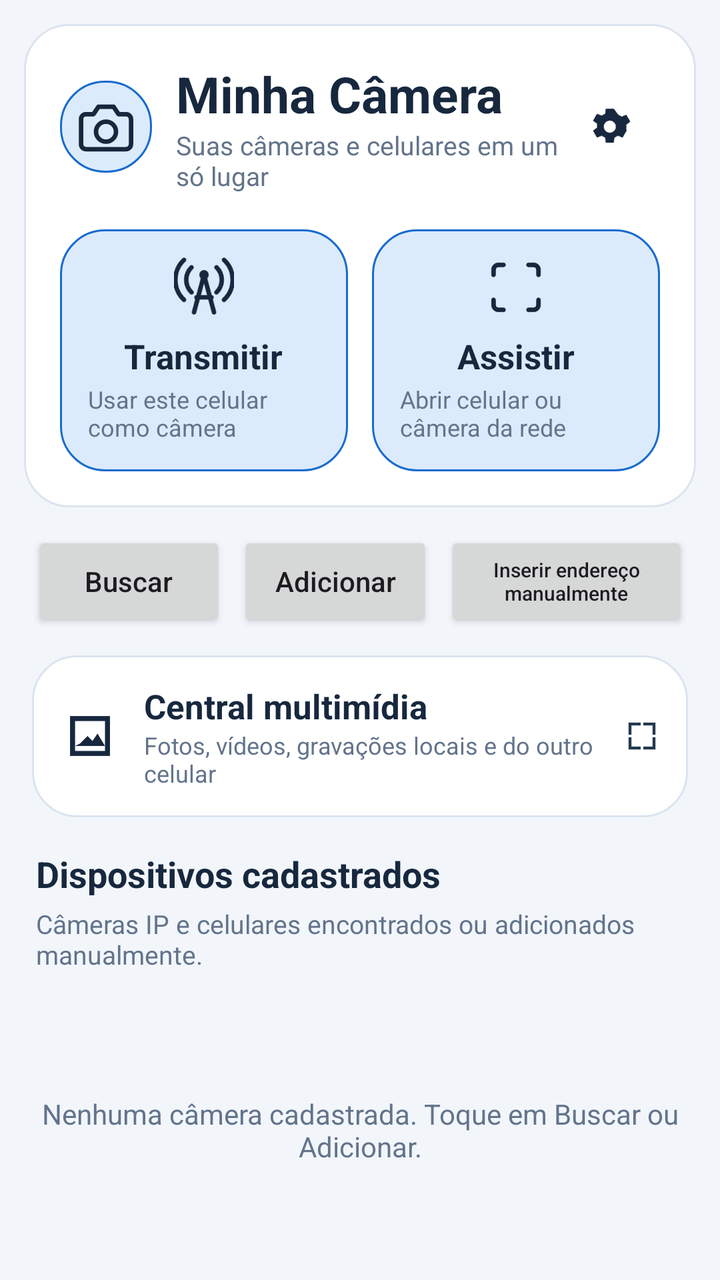
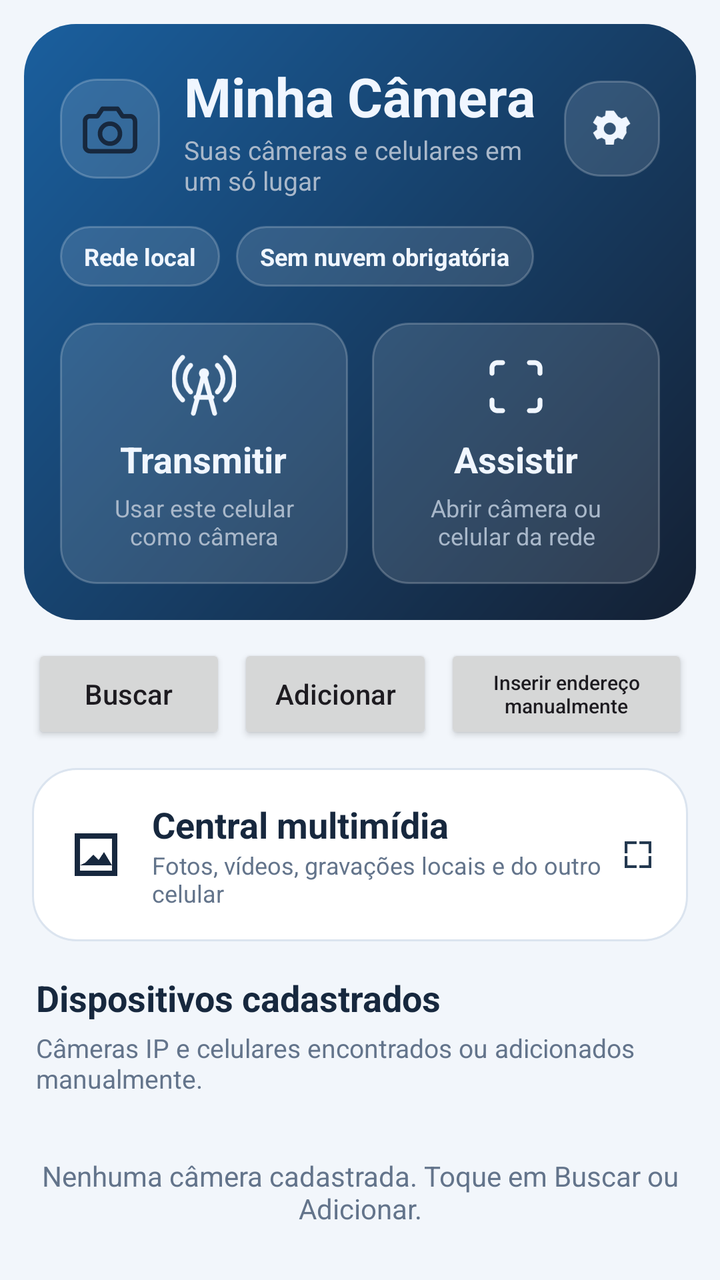

An Android layout rendered at two revisions. The XML below is the earlier revision; the diff shows what the commit changed to produce the second picture.
<!-- AndroidManifest.xml: application theme Theme.MinhaCamera -->
<!-- res/layout/activity_main.xml -->
<?xml version="1.0" encoding="utf-8"?>
<LinearLayout xmlns:android="http://schemas.android.com/apk/res/android" android:layout_width="match_parent" android:layout_height="match_parent" android:orientation="vertical" android:background="@color/app_background">
  <LinearLayout android:layout_width="match_parent" android:layout_height="wrap_content" android:orientation="vertical" android:padding="18dp" android:layout_margin="12dp" android:background="@drawable/bg_ui_card">
    <LinearLayout android:layout_width="match_parent" android:layout_height="wrap_content" android:gravity="center_vertical" android:orientation="horizontal">
      <ImageView android:layout_width="46dp" android:layout_height="46dp" android:padding="8dp" android:src="@drawable/ic_ui_camera" android:background="@drawable/bg_ui_selected" android:contentDescription="@null"/>
      <LinearLayout android:layout_width="0dp" android:layout_height="wrap_content" android:layout_weight="1" android:layout_marginStart="12dp" android:orientation="vertical">
        <TextView android:layout_width="wrap_content" android:layout_height="wrap_content" android:text="@string/app_name" android:textSize="25sp" android:textStyle="bold" android:textColor="@color/app_text"/>
        <TextView android:layout_width="wrap_content" android:layout_height="wrap_content" android:text="@string/home_tagline" android:textSize="13sp" android:textColor="@color/ui_muted"/>
      </LinearLayout>
      <ImageView android:id="@+id/mainMore" android:layout_width="48dp" android:layout_height="48dp" android:padding="12dp" android:src="@drawable/ic_ui_settings" android:clickable="true" android:focusable="true" android:contentDescription="@string/home_settings"/>
    </LinearLayout>
    <LinearLayout android:layout_width="match_parent" android:layout_height="wrap_content" android:layout_marginTop="18dp" android:orientation="horizontal" android:weightSum="2">
      <LinearLayout android:id="@+id/roleTransmit" android:layout_width="0dp" android:layout_weight="1" android:layout_height="wrap_content" android:minHeight="98dp" android:padding="14dp" android:gravity="center" android:orientation="vertical" android:background="@drawable/bg_ui_selected" android:clickable="true" android:focusable="true" android:layout_marginEnd="6dp">
        <ImageView android:layout_width="30dp" android:layout_height="30dp" android:src="@drawable/ic_ui_tower" android:contentDescription="@null"/>
        <TextView android:layout_width="wrap_content" android:layout_height="wrap_content" android:text="@string/home_transmit" android:textStyle="bold" android:textColor="@color/app_text" android:textSize="17sp" android:layout_marginTop="8dp"/>
        <TextView android:layout_width="wrap_content" android:layout_height="wrap_content" android:text="Usar este celular como câmera" android:textColor="@color/ui_muted" android:textSize="12sp" android:layout_marginTop="2dp"/>
      </LinearLayout>
      <LinearLayout android:id="@+id/roleAssistir" android:layout_width="0dp" android:layout_weight="1" android:layout_height="wrap_content" android:minHeight="98dp" android:padding="14dp" android:gravity="center" android:orientation="vertical" android:background="@drawable/bg_ui_selected" android:clickable="true" android:focusable="true" android:layout_marginStart="6dp">
        <ImageView android:layout_width="30dp" android:layout_height="30dp" android:src="@drawable/ic_ui_scan" android:contentDescription="@null"/>
        <TextView android:layout_width="wrap_content" android:layout_height="wrap_content" android:text="@string/home_watch" android:textStyle="bold" android:textColor="@color/app_text" android:textSize="17sp" android:layout_marginTop="8dp"/>
        <TextView android:layout_width="wrap_content" android:layout_height="wrap_content" android:text="Abrir celular ou câmera da rede" android:textColor="@color/ui_muted" android:textSize="12sp" android:layout_marginTop="2dp"/>
      </LinearLayout>
    </LinearLayout>
  </LinearLayout>
  <LinearLayout android:layout_width="match_parent" android:layout_height="wrap_content" android:paddingHorizontal="16dp" android:orientation="horizontal" android:gravity="center_vertical">
    <Button android:id="@+id/mainScan" android:layout_width="0dp" android:layout_weight="1" android:layout_height="50dp" android:text="@string/ui_search" android:textAllCaps="false"/>
    <Button android:id="@+id/mainAdd" android:layout_width="0dp" android:layout_weight="1" android:layout_height="50dp" android:layout_marginStart="6dp" android:text="@string/ui_add" android:textAllCaps="false"/>
    <Button android:id="@+id/phoneManual" android:layout_width="0dp" android:layout_weight="1.25" android:layout_height="50dp" android:layout_marginStart="6dp" android:text="@string/ui_manual_link" android:textSize="10sp" android:textAllCaps="false"/>
  </LinearLayout>
  <LinearLayout android:layout_width="match_parent" android:layout_height="wrap_content" android:gravity="center_vertical" android:layout_marginHorizontal="16dp" android:layout_marginTop="12dp" android:padding="14dp" android:background="@drawable/bg_ui_card" android:orientation="horizontal" android:id="@+id/mainMedia">
    <ImageView android:layout_width="30dp" android:layout_height="30dp" android:src="@drawable/ic_ui_gallery" android:contentDescription="@null"/>
    <LinearLayout android:layout_width="0dp" android:layout_height="wrap_content" android:layout_weight="1" android:layout_marginStart="12dp" android:orientation="vertical">
      <TextView android:layout_width="wrap_content" android:layout_height="wrap_content" android:text="@string/home_multimedia" android:textColor="@color/app_text" android:textStyle="bold" android:textSize="17sp"/>
      <TextView android:layout_width="wrap_content" android:layout_height="wrap_content" android:text="Fotos, vídeos, gravações locais e do outro celular" android:textColor="@color/ui_muted" android:textSize="12sp"/>
    </LinearLayout>
    <ImageView android:layout_width="18dp" android:layout_height="18dp" android:src="@drawable/ic_ui_expand" android:contentDescription="@null"/>
  </LinearLayout>
  <TextView android:layout_width="match_parent" android:layout_height="wrap_content" android:layout_marginStart="18dp" android:layout_marginTop="16dp" android:layout_marginBottom="4dp" android:text="@string/home_all" android:textSize="18sp" android:textStyle="bold" android:textColor="@color/app_text"/>
  <TextView android:layout_width="match_parent" android:layout_height="wrap_content" android:layout_marginStart="18dp" android:layout_marginEnd="18dp" android:layout_marginBottom="4dp" android:text="Câmeras IP e celulares encontrados ou adicionados manualmente." android:textSize="13sp" android:textColor="@color/ui_muted"/>
  <FrameLayout android:layout_width="match_parent" android:layout_height="0dp" android:layout_weight="1">
    <ListView android:id="@+id/list" android:layout_width="match_parent" android:layout_height="match_parent" android:divider="@android:color/transparent" android:dividerHeight="2dp" android:paddingBottom="24dp" android:clipToPadding="false"/>
    <TextView android:id="@+id/empty" android:layout_width="match_parent" android:layout_height="wrap_content" android:layout_gravity="center" android:padding="20dp" android:gravity="center" android:text="@string/ui_empty_cameras" android:textColor="@color/ui_muted"/>
  </FrameLayout>
</LinearLayout>
<!-- resources referenced by this layout -->
<resources>
  <color name="app_background">#F2F6FB</color>
  <color name="app_text">#17283E</color>
  <color name="ui_muted">#63748B</color>
  <!-- drawable bg_ui_card (drawable) -->
  <?xml version="1.0" encoding="utf-8"?>
  <shape xmlns:android="http://schemas.android.com/apk/res/android" android:shape="rectangle">
      <solid android:color="@color/app_surface"/><corners android:radius="22dp"/>
      <stroke android:width="1dp" android:color="@color/app_outline"/>
  </shape>
  <!-- drawable bg_ui_selected (drawable) -->
  <?xml version="1.0" encoding="utf-8"?>
  <shape xmlns:android="http://schemas.android.com/apk/res/android" android:shape="rectangle">
      <solid android:color="@color/ui_selected"/><corners android:radius="22dp"/>
      <stroke android:width="1dp" android:color="@color/brand_primary"/>
  </shape>
  <!-- drawable ic_ui_camera (drawable) -->
  <?xml version="1.0" encoding="utf-8"?>
  <vector xmlns:android="http://schemas.android.com/apk/res/android" android:width="24dp" android:height="24dp" android:viewportWidth="24" android:viewportHeight="24">
      <path android:fillColor="@android:color/transparent" android:strokeColor="@color/app_text" android:strokeWidth="1.8" android:strokeLineCap="round" android:strokeLineJoin="round" android:pathData="M4 7h3l2 -3h6l2 3h3a2 2 0 0 1 2 2v10a2 2 0 0 1 -2 2H4a2 2 0 0 1 -2 -2V9a2 2 0 0 1 2 -2z M12 10a4 4 0 1 0 0 8a4 4 0 1 0 0 -8" />
  </vector>
  <!-- drawable ic_ui_expand (drawable) -->
  <vector xmlns:android="http://schemas.android.com/apk/res/android" android:width="24dp" android:height="24dp" android:viewportWidth="24" android:viewportHeight="24">
    <path android:fillColor="#23384F" android:pathData="M3,3h8v2H5v6H3zM13,3h8v8h-2V5h-6zM3,13h2v6h6v2H3zM19,13h2v8h-8v-2h6z"/>
  </vector>
  <!-- drawable ic_ui_gallery (drawable) -->
  <vector xmlns:android="http://schemas.android.com/apk/res/android" android:width="24dp" android:height="24dp" android:viewportWidth="24" android:viewportHeight="24"><path android:fillColor="@color/app_text" android:pathData="M4,4h16v16H4zM6,6v12h12V6zM8,15l3,-3l2,2l2,-3l3,5H6z"/></vector>
  <!-- drawable ic_ui_scan (drawable) -->
  <?xml version="1.0" encoding="utf-8"?>
  <vector xmlns:android="http://schemas.android.com/apk/res/android" android:width="24dp" android:height="24dp" android:viewportWidth="24" android:viewportHeight="24">
      <path android:fillColor="@android:color/transparent" android:strokeColor="@color/app_text" android:strokeWidth="1.8" android:strokeLineCap="round" android:strokeLineJoin="round" android:pathData="M7 3H5a2 2 0 0 0 -2 2v2 M17 3h2a2 2 0 0 1 2 2v2 M21 17v2a2 2 0 0 1 -2 2h-2 M3 17v2a2 2 0 0 0 2 2h2" />
  </vector>
  <string name="app_name">Minha Câmera</string>
  <string name="home_all">Dispositivos cadastrados</string>
  <string name="home_multimedia">Central multimídia</string>
  <string name="home_settings">Configurações</string>
  <string name="home_tagline">Suas câmeras e celulares em um só lugar</string>
  <string name="home_transmit">Transmitir</string>
  <string name="home_watch">Assistir</string>
  <string name="ui_add">Adicionar</string>
  <string name="ui_empty_cameras">Nenhuma câmera cadastrada. Toque em Buscar ou Adicionar.</string>
  <string name="ui_manual_link">Inserir endereço manualmente</string>
  <string name="ui_search">Buscar</string>
  <color name="app_surface">#FFFFFF</color>
  <color name="app_outline">#DBE4EF</color>
  <color name="ui_selected">#DCEBFB</color>
  <color name="brand_primary">#176BCE</color>
  <color name="brand_on_primary">#FFFFFF</color>
  <color name="brand_secondary">#007F8B</color>
  <!-- unchanged entries left out for length: 3 -->
</resources>

<!-- the commit's change to res/layout/activity_main.xml (unified diff, before → after) -->
@@ -1,44 +1,115 @@
 <?xml version="1.0" encoding="utf-8"?>
-<LinearLayout xmlns:android="http://schemas.android.com/apk/res/android" android:layout_width="match_parent" android:layout_height="match_parent" android:orientation="vertical" android:background="@color/app_background">
-  <LinearLayout android:layout_width="match_parent" android:layout_height="wrap_content" android:orientation="vertical" android:padding="18dp" android:layout_margin="12dp" android:background="@drawable/bg_ui_card">
-    <LinearLayout android:layout_width="match_parent" android:layout_height="wrap_content" android:gravity="center_vertical" android:orientation="horizontal">
-      <ImageView android:layout_width="46dp" android:layout_height="46dp" android:padding="8dp" android:src="@drawable/ic_ui_camera" android:background="@drawable/bg_ui_selected" android:contentDescription="@null"/>
-      <LinearLayout android:layout_width="0dp" android:layout_height="wrap_content" android:layout_weight="1" android:layout_marginStart="12dp" android:orientation="vertical">
-        <TextView android:layout_width="wrap_content" android:layout_height="wrap_content" android:text="@string/app_name" android:textSize="25sp" android:textStyle="bold" android:textColor="@color/app_text"/>
-        <TextView android:layout_width="wrap_content" android:layout_height="wrap_content" android:text="@string/home_tagline" android:textSize="13sp" android:textColor="@color/ui_muted"/>
+<LinearLayout xmlns:android="http://schemas.android.com/apk/res/android"
+    android:layout_width="match_parent" android:layout_height="match_parent"
+    android:orientation="vertical" android:background="@color/app_background">
+
+  <LinearLayout
+      android:layout_width="match_parent" android:layout_height="wrap_content"
+      android:orientation="vertical" android:padding="18dp" android:layout_margin="12dp"
+      android:background="@drawable/bg_ui_hero">
+    <LinearLayout android:layout_width="match_parent" android:layout_height="wrap_content"
+        android:gravity="center_vertical" android:orientation="horizontal">
+      <ImageView android:layout_width="50dp" android:layout_height="50dp" android:padding="10dp"
+          android:src="@drawable/ic_ui_camera" android:background="@drawable/bg_ui_chip_light"
+          android:contentDescription="@null"/>
+      <LinearLayout android:layout_width="0dp" android:layout_height="wrap_content"
+          android:layout_weight="1" android:layout_marginStart="12dp" android:orientation="vertical">
+        <TextView android:layout_width="wrap_content" android:layout_height="wrap_content"
+            android:text="@string/app_name" android:textSize="27sp" android:textStyle="bold"
+            android:textColor="@color/player_text"/>
+        <TextView android:layout_width="wrap_content" android:layout_height="wrap_content"
+            android:text="Suas câmeras e celulares em um só lugar"
+            android:textSize="13sp" android:textColor="@color/player_muted"/>
       </LinearLayout>
-      <ImageView android:id="@+id/mainMore" android:layout_width="48dp" android:layout_height="48dp" android:padding="12dp" android:src="@drawable/ic_ui_settings" android:clickable="true" android:focusable="true" android:contentDescription="@string/home_settings"/>
+      <ImageView android:id="@+id/mainMore" android:layout_width="48dp" android:layout_height="48dp"
+          android:padding="12dp" android:src="@drawable/ic_ui_settings" android:tint="@color/player_text"
+          android:background="@drawable/bg_ui_chip_light" android:clickable="true" android:focusable="true"
+          android:contentDescription="@string/home_settings"/>
     </LinearLayout>
-    <LinearLayout android:layout_width="match_parent" android:layout_height="wrap_content" android:layout_marginTop="18dp" android:orientation="horizontal" android:weightSum="2">
-      <LinearLayout android:id="@+id/roleTransmit" android:layout_width="0dp" android:layout_weight="1" android:layout_height="wrap_content" android:minHeight="98dp" android:padding="14dp" android:gravity="center" android:orientation="vertical" android:background="@drawable/bg_ui_selected" android:clickable="true" android:focusable="true" android:layout_marginEnd="6dp">
-        <ImageView android:layout_width="30dp" android:layout_height="30dp" android:src="@drawable/ic_ui_tower" android:contentDescription="@null"/>
-        <TextView android:layout_width="wrap_content" android:layout_height="wrap_content" android:text="@string/home_transmit" android:textStyle="bold" android:textColor="@color/app_text" android:textSize="17sp" android:layout_marginTop="8dp"/>
-        <TextView android:layout_width="wrap_content" android:layout_height="wrap_content" android:text="Usar este celular como câmera" android:textColor="@color/ui_muted" android:textSize="12sp" android:layout_marginTop="2dp"/>
+
+    <LinearLayout android:layout_width="match_parent" android:layout_height="wrap_content"
+        android:layout_marginTop="14dp" android:orientation="horizontal">
+      <TextView android:layout_width="wrap_content" android:layout_height="wrap_content"
+          android:text="Rede local" android:textColor="@color/player_text" android:textStyle="bold"
+          android:textSize="12sp" android:background="@drawable/bg_ui_chip_light"
+          android:paddingStart="12dp" android:paddingEnd="12dp" android:paddingTop="7dp" android:paddingBottom="7dp"/>
+      <TextView android:layout_width="wrap_content" android:layout_height="wrap_content"
+          android:layout_marginStart="8dp" android:text="Sem nuvem obrigatória"
+          android:textColor="@color/player_text" android:textStyle="bold" android:textSize="12sp"
+          android:background="@drawable/bg_ui_chip_light"
+          android:paddingStart="12dp" android:paddingEnd="12dp" android:paddingTop="7dp" android:paddingBottom="7dp"/>
+    </LinearLayout>
+
+    <LinearLayout android:layout_width="match_parent" android:layout_height="wrap_content"
+        android:layout_marginTop="18dp" android:orientation="horizontal" android:weightSum="2">
+      <LinearLayout android:id="@+id/roleTransmit" android:layout_width="0dp" android:layout_weight="1"
+          android:layout_height="wrap_content" android:minHeight="118dp" android:padding="16dp"
+          android:gravity="center" android:orientation="vertical" android:background="@drawable/bg_ui_chip_light"
+          android:clickable="true" android:focusable="true" android:layout_marginEnd="6dp">
+        <ImageView android:layout_width="32dp" android:layout_height="32dp" android:src="@drawable/ic_ui_tower"
+            android:tint="@color/player_text" android:contentDescription="@null"/>
+        <TextView android:layout_width="wrap_content" android:layout_height="wrap_content"
+            android:text="@string/home_transmit" android:textStyle="bold" android:textColor="@color/player_text"
+            android:textSize="18sp" android:layout_marginTop="8dp"/>
+        <TextView android:layout_width="wrap_content" android:layout_height="wrap_content"
+            android:text="Usar este celular como câmera" android:textColor="@color/player_muted"
+            android:textSize="12sp" android:layout_marginTop="4dp" android:gravity="center"/>
       </LinearLayout>
-      <LinearLayout android:id="@+id/roleAssistir" android:layout_width="0dp" android:layout_weight="1" android:layout_height="wrap_content" android:minHeight="98dp" android:padding="14dp" android:gravity="center" android:orientation="vertical" android:background="@drawable/bg_ui_selected" android:clickable="true" android:focusable="true" android:layout_marginStart="6dp">
-        <ImageView android:layout_width="30dp" android:layout_height="30dp" android:src="@drawable/ic_ui_scan" android:contentDescription="@null"/>
-        <TextView android:layout_width="wrap_content" android:layout_height="wrap_content" android:text="@string/home_watch" android:textStyle="bold" android:textColor="@color/app_text" android:textSize="17sp" android:layout_marginTop="8dp"/>
-        <TextView android:layout_width="wrap_content" android:layout_height="wrap_content" android:text="Abrir celular ou câmera da rede" android:textColor="@color/ui_muted" android:textSize="12sp" android:layout_marginTop="2dp"/>
+      <LinearLayout android:id="@+id/roleAssistir" android:layout_width="0dp" android:layout_weight="1"
+          android:layout_height="wrap_content" android:minHeight="118dp" android:padding="16dp"
+          android:gravity="center" android:orientation="vertical" android:background="@drawable/bg_ui_chip_light"
+          android:clickable="true" android:focusable="true" android:layout_marginStart="6dp">
+        <ImageView android:layout_width="32dp" android:layout_height="32dp" android:src="@drawable/ic_ui_scan"
+            android:tint="@color/player_text" android:contentDescription="@null"/>
+        <TextView android:layout_width="wrap_content" android:layout_height="wrap_content"
+            android:text="@string/home_watch" android:textStyle="bold" android:textColor="@color/player_text"
+            android:textSize="18sp" android:layout_marginTop="8dp"/>
+        <TextView android:layout_width="wrap_content" android:layout_height="wrap_content"
+            android:text="Abrir câmera ou celular da rede" android:textColor="@color/player_muted"
+            android:textSize="12sp" android:layout_marginTop="4dp" android:gravity="center"/>
       </LinearLayout>
     </LinearLayout>
   </LinearLayout>
-  <LinearLayout android:layout_width="match_parent" android:layout_height="wrap_content" android:paddingHorizontal="16dp" android:orientation="horizontal" android:gravity="center_vertical">
-    <Button android:id="@+id/mainScan" android:layout_width="0dp" android:layout_weight="1" android:layout_height="50dp" android:text="@string/ui_search" android:textAllCaps="false"/>
-    <Button android:id="@+id/mainAdd" android:layout_width="0dp" android:layout_weight="1" android:layout_height="50dp" android:layout_marginStart="6dp" android:text="@string/ui_add" android:textAllCaps="false"/>
-    <Button android:id="@+id/phoneManual" android:layout_width="0dp" android:layout_weight="1.25" android:layout_height="50dp" android:layout_marginStart="6dp" android:text="@string/ui_manual_link" android:textSize="10sp" android:textAllCaps="false"/>
+
+  <LinearLayout android:layout_width="match_parent" android:layout_height="wrap_content"
+      android:paddingHorizontal="16dp" android:orientation="horizontal" android:gravity="center_vertical">
+    <Button android:id="@+id/mainScan" android:layout_width="0dp" android:layout_weight="1"
+        android:layout_height="50dp" android:text="@string/ui_search" android:textAllCaps="false"/>
+    <Button android:id="@+id/mainAdd" android:layout_width="0dp" android:layout_weight="1"
+        android:layout_height="50dp" android:layout_marginStart="6dp" android:text="@string/ui_add" android:textAllCaps="false"/>
+    <Button android:id="@+id/phoneManual" android:layout_width="0dp" android:layout_weight="1.25"
+        android:layout_height="50dp" android:layout_marginStart="6dp" android:text="@string/ui_manual_link"
+        android:textSize="10sp" android:textAllCaps="false"/>
   </LinearLayout>
-  <LinearLayout android:layout_width="match_parent" android:layout_height="wrap_content" android:gravity="center_vertical" android:layout_marginHorizontal="16dp" android:layout_marginTop="12dp" android:padding="14dp" android:background="@drawable/bg_ui_card" android:orientation="horizontal" android:id="@+id/mainMedia">
-    <ImageView android:layout_width="30dp" android:layout_height="30dp" android:src="@drawable/ic_ui_gallery" android:contentDescription="@null"/>
-    <LinearLayout android:layout_width="0dp" android:layout_height="wrap_content" android:layout_weight="1" android:layout_marginStart="12dp" android:orientation="vertical">
-      <TextView android:layout_width="wrap_content" android:layout_height="wrap_content" android:text="@string/home_multimedia" android:textColor="@color/app_text" android:textStyle="bold" android:textSize="17sp"/>
-      <TextView android:layout_width="wrap_content" android:layout_height="wrap_content" android:text="Fotos, vídeos, gravações locais e do outro celular" android:textColor="@color/ui_muted" android:textSize="12sp"/>
+
+  <LinearLayout android:id="@+id/mainMedia" android:layout_width="match_parent" android:layout_height="wrap_content"
+      android:gravity="center_vertical" android:layout_marginHorizontal="16dp" android:layout_marginTop="12dp"
+      android:padding="16dp" android:background="@drawable/bg_ui_card" android:orientation="horizontal">
+    <ImageView android:layout_width="32dp" android:layout_height="32dp" android:src="@drawable/ic_ui_gallery"
+        android:contentDescription="@null"/>
+    <LinearLayout android:layout_width="0dp" android:layout_height="wrap_content" android:layout_weight="1"
+        android:layout_marginStart="12dp" android:orientation="vertical">
+      <TextView android:layout_width="wrap_content" android:layout_height="wrap_content"
+          android:text="@string/home_multimedia" android:textColor="@color/app_text" android:textStyle="bold" android:textSize="18sp"/>
+      <TextView android:layout_width="wrap_content" android:layout_height="wrap_content"
+          android:text="Fotos, vídeos, gravações locais e do outro celular"
+          android:textColor="@color/ui_muted" android:textSize="12sp"/>
     </LinearLayout>
     <ImageView android:layout_width="18dp" android:layout_height="18dp" android:src="@drawable/ic_ui_expand" android:contentDescription="@null"/>
   </LinearLayout>
-  <TextView android:layout_width="match_parent" android:layout_height="wrap_content" android:layout_marginStart="18dp" android:layout_marginTop="16dp" android:layout_marginBottom="4dp" android:text="@string/home_all" android:textSize="18sp" android:textStyle="bold" android:textColor="@color/app_text"/>
-  <TextView android:layout_width="match_parent" android:layout_height="wrap_content" android:layout_marginStart="18dp" android:layout_marginEnd="18dp" android:layout_marginBottom="4dp" android:text="Câmeras IP e celulares encontrados ou adicionados manualmente." android:textSize="13sp" android:textColor="@color/ui_muted"/>
+
+  <TextView android:layout_width="match_parent" android:layout_height="wrap_content"
+      android:layout_marginStart="18dp" android:layout_marginTop="16dp" android:layout_marginBottom="4dp"
+      android:text="@string/home_all" android:textSize="18sp" android:textStyle="bold" android:textColor="@color/app_text"/>
+  <TextView android:layout_width="match_parent" android:layout_height="wrap_content"
+      android:layout_marginStart="18dp" android:layout_marginEnd="18dp" android:layout_marginBottom="4dp"
+      android:text="Câmeras IP e celulares encontrados ou adicionados manualmente." android:textSize="13sp" android:textColor="@color/ui_muted"/>
+
   <FrameLayout android:layout_width="match_parent" android:layout_height="0dp" android:layout_weight="1">
-    <ListView android:id="@+id/list" android:layout_width="match_parent" android:layout_height="match_parent" android:divider="@android:color/transparent" android:dividerHeight="2dp" android:paddingBottom="24dp" android:clipToPadding="false"/>
-    <TextView android:id="@+id/empty" android:layout_width="match_parent" android:layout_height="wrap_content" android:layout_gravity="center" android:padding="20dp" android:gravity="center" android:text="@string/ui_empty_cameras" android:textColor="@color/ui_muted"/>
+    <ListView android:id="@+id/list" android:layout_width="match_parent" android:layout_height="match_parent"
+        android:divider="@android:color/transparent" android:dividerHeight="2dp" android:paddingBottom="24dp" android:clipToPadding="false"/>
+    <TextView android:id="@+id/empty" android:layout_width="match_parent" android:layout_height="wrap_content"
+        android:layout_gravity="center" android:padding="20dp" android:gravity="center"
+        android:text="@string/ui_empty_cameras" android:textColor="@color/ui_muted"/>
   </FrameLayout>
 </LinearLayout>
<!-- resource entries referenced after the edit -->
@@ -2,6 +2,8 @@
 <resources>
   <color name="app_background">#F2F6FB</color>
   <color name="app_text">#17283E</color>
+  <color name="player_muted">#A9B8CA</color>
+  <color name="player_text">#F0F6FF</color>
   <color name="ui_muted">#63748B</color>
   <!-- drawable bg_ui_card (drawable) -->
   <?xml version="1.0" encoding="utf-8"?>
@@ -9,11 +11,18 @@
       <solid android:color="@color/app_surface"/><corners android:radius="22dp"/>
       <stroke android:width="1dp" android:color="@color/app_outline"/>
   </shape>
-  <!-- drawable bg_ui_selected (drawable) -->
+  <!-- drawable bg_ui_chip_light (drawable) -->
   <?xml version="1.0" encoding="utf-8"?>
   <shape xmlns:android="http://schemas.android.com/apk/res/android" android:shape="rectangle">
-      <solid android:color="@color/ui_selected"/><corners android:radius="22dp"/>
-      <stroke android:width="1dp" android:color="@color/brand_primary"/>
+      <solid android:color="#1FFFFFFF"/>
+      <stroke android:width="1dp" android:color="#35FFFFFF"/>
+      <corners android:radius="18dp"/>
+  </shape>
+  <!-- drawable bg_ui_hero (drawable) -->
+  <?xml version="1.0" encoding="utf-8"?>
+  <shape xmlns:android="http://schemas.android.com/apk/res/android" android:shape="rectangle">
+      <gradient android:angle="135" android:startColor="#142033" android:endColor="#1A5F9E"/>
+      <corners android:radius="26dp"/>
   </shape>
   <!-- drawable ic_ui_camera (drawable) -->
   <?xml version="1.0" encoding="utf-8"?>
@@ -35,7 +44,6 @@
   <string name="home_all">Dispositivos cadastrados</string>
   <string name="home_multimedia">Central multimídia</string>
   <string name="home_settings">Configurações</string>
-  <string name="home_tagline">Suas câmeras e celulares em um só lugar</string>
   <string name="home_transmit">Transmitir</string>
   <string name="home_watch">Assistir</string>
   <string name="ui_add">Adicionar</string>
@@ -44,7 +52,6 @@
   <string name="ui_search">Buscar</string>
   <color name="app_surface">#FFFFFF</color>
   <color name="app_outline">#DBE4EF</color>
-  <color name="ui_selected">#DCEBFB</color>
   <color name="brand_primary">#176BCE</color>
   <color name="brand_on_primary">#FFFFFF</color>
   <color name="brand_secondary">#007F8B</color>
